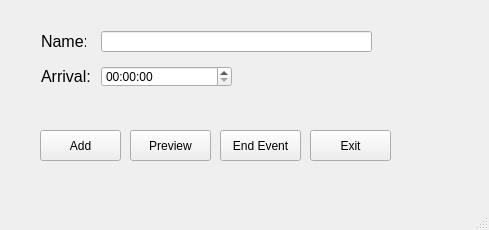
Qt form mypeople.ui (c3nt4ur1/MyPeople) before a commit.
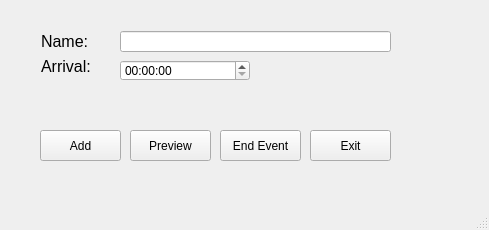
The same form after that commit.

Commit message: Adjusted UI for WINDOWS11

The edit to the form file:
```diff
--- a/mypeople.ui
+++ b/mypeople.ui
@@ -19,7 +19,7 @@
      <rect>
       <x>41</x>
       <y>31</y>
-      <width>45</width>
+      <width>61</width>
       <height>21</height>
      </rect>
     </property>
@@ -36,7 +36,7 @@
    <widget class="QLineEdit" name="le_name">
     <property name="geometry">
      <rect>
-      <x>101</x>
+      <x>120</x>
       <y>31</y>
       <width>271</width>
       <height>21</height>
@@ -59,8 +59,8 @@
     <property name="geometry">
      <rect>
       <x>41</x>
-      <y>66</y>
-      <width>53</width>
+      <y>56</y>
+      <width>71</width>
       <height>21</height>
      </rect>
     </property>
@@ -77,9 +77,9 @@
    <widget class="QTimeEdit" name="te_arrival">
     <property name="geometry">
      <rect>
-      <x>101</x>
-      <y>66</y>
-      <width>131</width>
+      <x>120</x>
+      <y>60</y>
+      <width>130</width>
       <height>21</height>
      </rect>
     </property>
```
Left out of the diff: 2 changed lines with no effect on the pictures.
